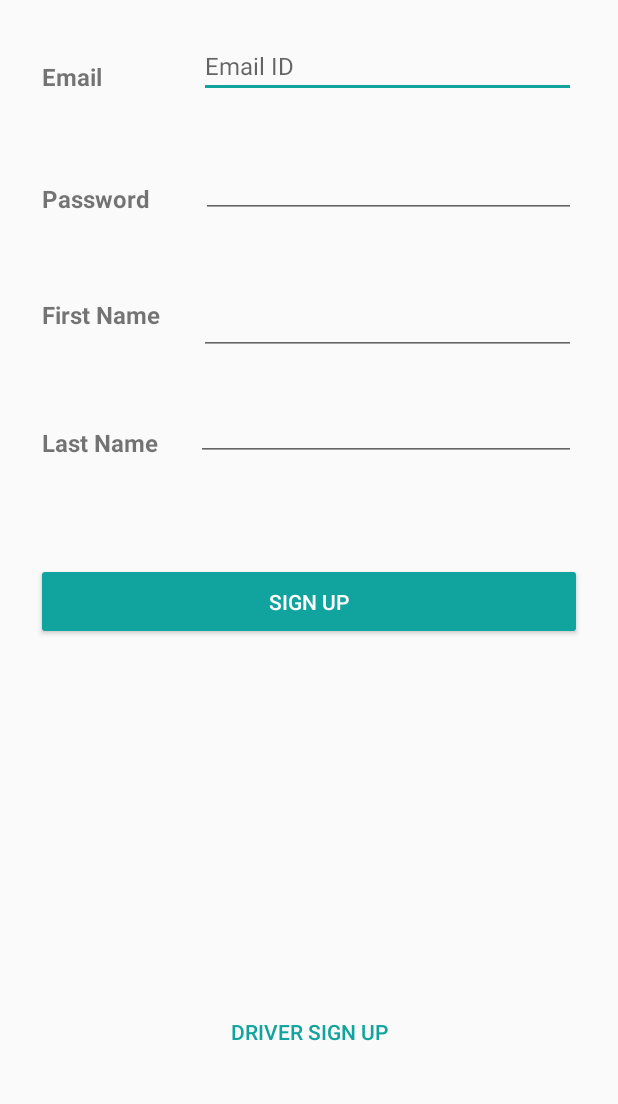
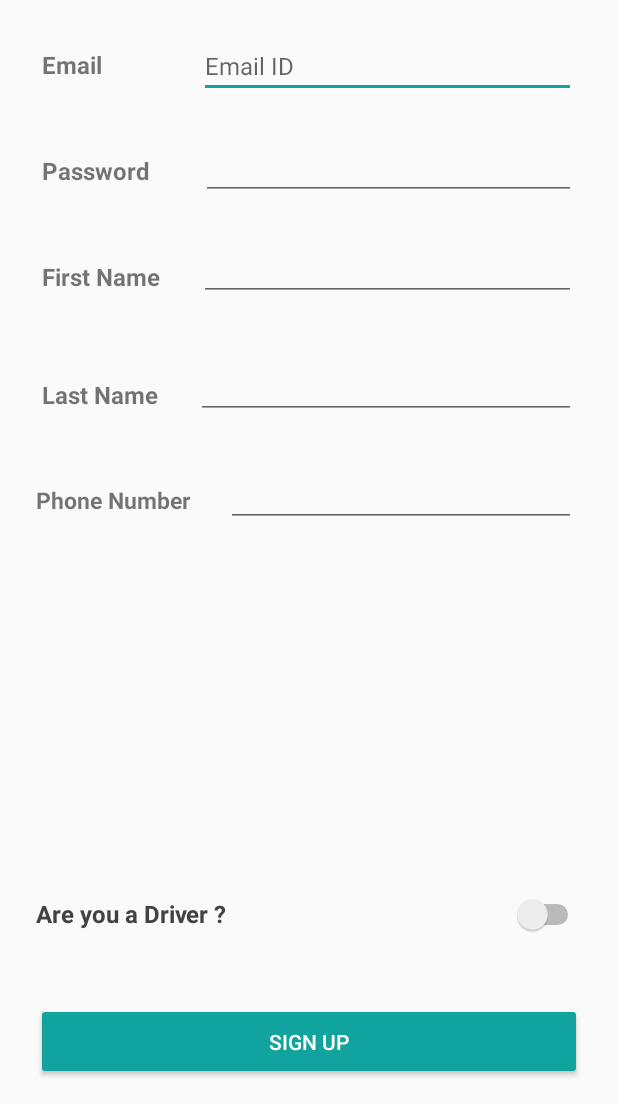
Before and after one commit to CMPUT301W20T24-H03/OnMyWay, an Android app: the layout activity_sign_up.xml on its own in the app's theme, with its tools: preview values and no code run, on a phone screen of 412 x 824 dp, the part 132-1236 px from its top. Run offline under Robolectric (Android 15) with nearby library versions, the phone set to English and light mode, and no system bars.

Commit message:
switch added

```diff
--- a/app/src/main/AndroidManifest.xml
+++ b/app/src/main/AndroidManifest.xml
@@ -19,7 +19,7 @@
         android:supportsRtl="true"
         android:theme="@style/AppTheme"
         tools:ignore="GoogleAppIndexingWarning">
-        <activity android:name=".SignUpRider"></activity>
+        <activity android:name=".SignUpRider" />
         <!--
              The API key for Google Maps-based APIs is defined as a string resource.
              (See the file "res/values/google_maps_api.xml").
@@ -54,8 +54,8 @@
         <activity
             android:name=".SplashScreenActivity"
             android:label="@string/title_activity_splash_screen"
-            android:theme="@style/AppTheme.NoActionBar"
-            android:screenOrientation="portrait" />
+            android:screenOrientation="portrait"
+            android:theme="@style/AppTheme.NoActionBar" />
         <activity
             android:name=".MainActivity"
             android:label="@string/title_activity_main_activity"
--- a/app/src/main/java/com/CMPUT301W20T24/OnMyWay/LoginActivity.java
+++ b/app/src/main/java/com/CMPUT301W20T24/OnMyWay/LoginActivity.java
@@ -159,7 +159,7 @@ public class LoginActivity extends AppCompatActivity{
     }
 
     public void onSignUpPressed(View view){
-        Intent intent = new Intent(this, SignUpRider.class);
+        Intent intent = new Intent(this, SignUp.class);
         startActivity(intent);
     }
 }
--- a/app/src/main/java/com/CMPUT301W20T24/OnMyWay/SignUpRider.java
+++ b/app/src/main/java/com/CMPUT301W20T24/OnMyWay/SignUp.java
@@ -6,11 +6,7 @@ package com.CMPUT301W20T24.OnMyWay;
  * Things left to do:
  *  - Add phone number field
  *  - Add additional intent for driver sign up
- *  - Ensure the new user sign-up works
- *  - Ensure that thte user is added to the 'users' collection on firebase
  *
- *  Working on rn:
- *      - Working on database linking with the help of DBManager.pushUserInfo()
  */
 
 import androidx.annotation.NonNull;
@@ -34,7 +30,7 @@ import com.google.firebase.auth.FirebaseUser;
 
 import java.util.regex.Pattern;
 
-public class SignUpRider extends AppCompatActivity {
+public class SignUp extends AppCompatActivity {
     //User Inputs
     private EditText emailID;
     private EditText password;
@@ -51,7 +47,7 @@ public class SignUpRider extends AppCompatActivity {
     @Override
     protected void onCreate(Bundle savedInstanceState) {
         super.onCreate(savedInstanceState);
-        setContentView(R.layout.activity_sign_up_rider);
+        setContentView(R.layout.activity_sign_up);
 
         emailID = findViewById(R.id.emailField);
         password = findViewById(R.id.passwordField);
@@ -108,6 +104,8 @@ public class SignUpRider extends AppCompatActivity {
             return;
         }
 
+
+
         progressBar.setVisibility(View.VISIBLE);
 
 
@@ -126,7 +124,7 @@ public class SignUpRider extends AppCompatActivity {
                                 User newUser = new User(user, userfirstName, userlastName, false,userEmail, "1231231234", 0,0);
                                 db.pushUserInfo(newUser);
                             }
-                            startActivity(new Intent(SignUpRider.this, LoginActivity.class));
+                            startActivity(new Intent(SignUp.this, LoginActivity.class));
                         }
                         else{
                             if (task.getException() instanceof FirebaseAuthUserCollisionException) {
--- a/app/src/main/res/layout/activity_sign_up_rider.xml
+++ b/app/src/main/res/layout/activity_sign_up.xml
@@ -4,8 +4,7 @@
     xmlns:tools="http://schemas.android.com/tools"
     android:layout_width="match_parent"
     android:layout_height="match_parent"
-    tools:context=".SignUpRider">
-
+    tools:context=".SignUp">
 
 
     <ImageView
@@ -25,7 +24,7 @@
         android:layout_width="81dp"
         android:layout_height="25dp"
         android:layout_marginStart="28dp"
-        android:layout_marginTop="128dp"
+        android:layout_marginTop="120dp"
         android:text="Email"
         android:textSize="16dp"
         android:textStyle="bold"
@@ -37,7 +36,7 @@
         android:layout_width="81dp"
         android:layout_height="25dp"
         android:layout_marginStart="28dp"
-        android:layout_marginTop="56dp"
+        android:layout_marginTop="45dp"
         android:text="Password"
         android:textSize="16dp"
         android:textStyle="bold"
@@ -49,7 +48,7 @@
         android:layout_width="79dp"
         android:layout_height="33dp"
         android:layout_marginStart="28dp"
-        android:layout_marginTop="52dp"
+        android:layout_marginTop="45dp"
         android:text="First Name"
         android:textSize="16dp"
         android:textStyle="bold"
@@ -61,7 +60,7 @@
         android:layout_width="81dp"
         android:layout_height="25dp"
         android:layout_marginStart="28dp"
-        android:layout_marginTop="52dp"
+        android:layout_marginTop="45dp"
         android:text="Last Name"
         android:textSize="16dp"
         android:textStyle="bold"
@@ -89,7 +88,7 @@
         android:id="@+id/firstnameField"
         android:layout_width="251dp"
         android:layout_height="39dp"
-        android:layout_marginTop="52dp"
+        android:layout_marginTop="28dp"
         android:layout_marginEnd="28dp"
         android:ems="10"
         android:inputType="textPersonName"
@@ -99,11 +98,12 @@
         app:layout_constraintStart_toEndOf="@+id/firstname"
         app:layout_constraintTop_toBottomOf="@+id/passwordField" />
 
+
     <EditText
         android:id="@+id/passwordField"
         android:layout_width="250dp"
         android:layout_height="44dp"
-        android:layout_marginTop="36dp"
+        android:layout_marginTop="24dp"
         android:layout_marginEnd="28dp"
         android:ems="10"
         android:inputType="textPassword"
@@ -117,7 +117,7 @@
         android:id="@+id/lastnameField"
         android:layout_width="253dp"
         android:layout_height="42dp"
-        android:layout_marginTop="120dp"
+        android:layout_marginTop="104dp"
         android:layout_marginEnd="28dp"
         android:ems="10"
         android:inputType="textPersonName"
@@ -128,39 +128,6 @@
         app:layout_constraintTop_toBottomOf="@+id/passwordField" />
 
 
-    <Button
-        android:id="@+id/signUpButton"
-        style="@style/Widget.AppCompat.Button.Borderless.Colored"
-        android:layout_width="0dp"
-        android:layout_height="wrap_content"
-        android:layout_marginStart="@dimen/margin"
-        android:layout_marginEnd="@dimen/margin"
-        android:layout_marginBottom="@dimen/margin"
-        android:onClick="onDriverSignUpPressed"
-        android:text="Driver sign up"
-        app:layout_constraintBottom_toBottomOf="parent"
-        app:layout_constraintEnd_toEndOf="parent"
-        app:layout_constraintHorizontal_bias="0.0"
-        app:layout_constraintStart_toStartOf="parent"
-        app:layout_constraintTop_toBottomOf="@+id/Register"
-        app:layout_constraintVertical_bias="1.0" />
-
-    <Button
-        android:id="@+id/Register"
-        style="@style/Widget.AppCompat.Button.Colored"
-        android:layout_width="0dp"
-        android:layout_height="wrap_content"
-        android:layout_marginStart="@dimen/margin"
-        android:layout_marginTop="68dp"
-        android:layout_marginEnd="@dimen/margin"
-        android:onClick="onRegisterButtonPressed"
-        android:paddingTop="16dp"
-        android:paddingBottom="16dp"
-        android:text="Sign Up"
-        app:layout_constraintEnd_toEndOf="parent"
-        app:layout_constraintHorizontal_bias="0.0"
-        app:layout_constraintStart_toStartOf="parent"
-        app:layout_constraintTop_toBottomOf="@+id/lastnameField" />
 
     <ProgressBar
         android:id="@+id/progressBar"
@@ -175,5 +142,63 @@
         app:layout_constraintTop_toTopOf="parent"
         app:layout_constraintVertical_bias="0.715" />
 
+    <TextView
+        android:id="@+id/phone_number"
+        android:layout_width="115dp"
+        android:layout_height="27dp"
+        android:layout_marginStart="24dp"
+        android:layout_marginTop="45dp"
+        android:text="Phone Number"
+        android:textSize="15dp"
+        android:textStyle="bold"
+        app:layout_constraintStart_toStartOf="parent"
+        app:layout_constraintTop_toBottomOf="@+id/lastname" />
+
+    <EditText
+        android:id="@+id/phonenumberfield"
+        android:layout_width="233dp"
+        android:layout_height="44dp"
+        android:layout_marginTop="28dp"
+        android:layout_marginEnd="28dp"
+        android:ems="10"
+        android:inputType="phone"
+        android:textSize="16dp"
+        app:layout_constraintEnd_toEndOf="parent"
+        app:layout_constraintHorizontal_bias="1.0"
+        app:layout_constraintStart_toEndOf="@+id/phone_number"
+        app:layout_constraintTop_toBottomOf="@+id/lastnameField" />
+
+    <Switch
+        android:id="@+id/user_switch"
+        android:layout_width="365dp"
+        android:layout_height="33dp"
+        android:layout_marginBottom="32dp"
+        android:text="Are you a Driver ?"
+        android:textColor="@color/cardview_dark_background"
+        android:textSize="16dp"
+        android:textStyle="bold"
+        app:layout_constraintBottom_toTopOf="@+id/Register"
+        app:layout_constraintEnd_toEndOf="parent"
+        app:layout_constraintHorizontal_bias="0.521"
+        app:layout_constraintStart_toStartOf="parent"
+        app:layout_constraintTop_toBottomOf="@+id/phonenumberfield"
+        app:layout_constraintVertical_bias="0.957" />
+
+    <Button
+        android:id="@+id/Register"
+        style="@style/Widget.AppCompat.Button.Colored"
+        android:layout_width="0dp"
+        android:layout_height="wrap_content"
+        android:layout_marginStart="@dimen/margin"
+        android:layout_marginEnd="@dimen/margin"
+        android:layout_marginBottom="16dp"
+        android:onClick="onRegisterButtonPressed"
+        android:paddingTop="16dp"
+        android:paddingBottom="16dp"
+        android:text="Sign Up"
+        app:layout_constraintBottom_toBottomOf="parent"
+        app:layout_constraintEnd_toEndOf="parent"
+        app:layout_constraintHorizontal_bias="0.0"
+        app:layout_constraintStart_toStartOf="parent" />
 
 </androidx.constraintlayout.widget.ConstraintLayout>
```
